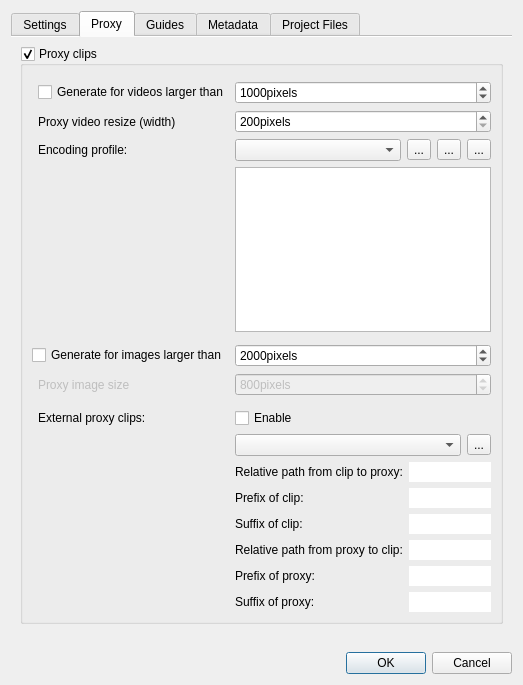
Old version of the form src/ui/projectsettings_ui.ui in the repository KDE/kdenlive.
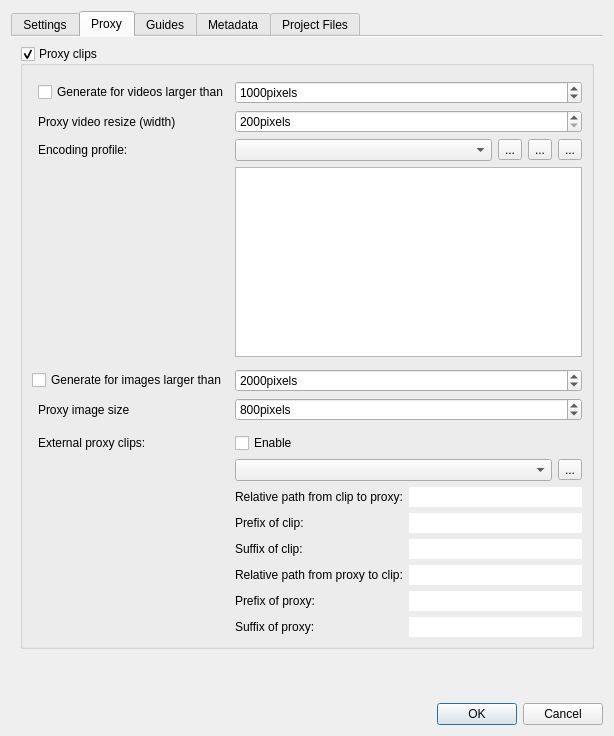
New version of the form. The open tabs and pages were chosen to show the change. Icons and pictures are not drawn. Custom widgets are drawn as their Qt base class.

```diff
--- a/src/ui/projectsettings_ui.ui
+++ b/src/ui/projectsettings_ui.ui
@@ -10,8 +10,8 @@
    <rect>
     <x>0</x>
     <y>0</y>
-    <width>523</width>
-    <height>685</height>
+    <width>614</width>
+    <height>736</height>
    </rect>
   </property>
   <property name="windowTitle">
@@ -226,7 +226,7 @@
           <item row="7" column="2">
            <widget class="QSpinBox" name="proxy_imagesize">
             <property name="enabled">
-             <bool>false</bool>
+             <bool>true</bool>
             </property>
             <property name="suffix">
              <string>pixels</string>
@@ -473,7 +473,7 @@
           <item row="7" column="1">
            <widget class="QLabel" name="image_label">
             <property name="enabled">
-             <bool>false</bool>
+             <bool>true</bool>
             </property>
             <property name="text">
              <string>Proxy image size</string>
```
Left out of the diff: 13 changed lines with no effect on the pictures.
